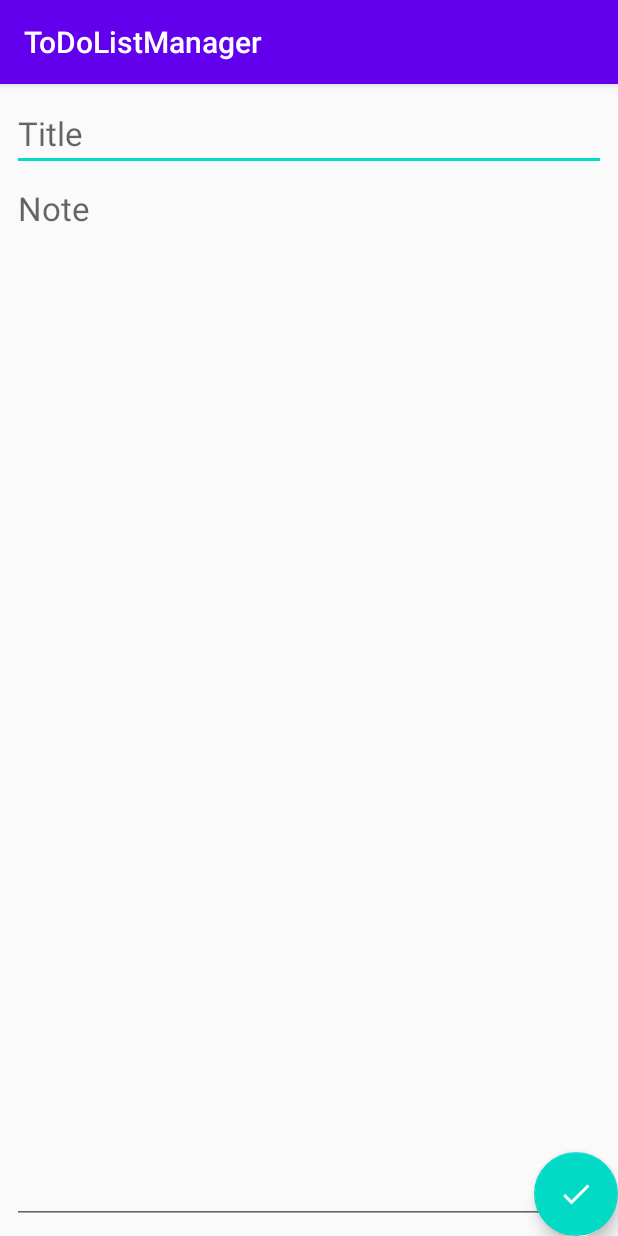
After one commit to im-somax/NoteKeeperApp, an Android app: the fragment AddNoteFragment shown on its own in the app's theme, on a phone screen of 412 x 824 dp. The commit adds this screen. Run offline under Robolectric (Android 15) with nearby library versions, the phone set to English and light mode, and no system bars.

Commit message:
Constructing basic architecture

```diff
--- /dev/null
+++ b/app/src/main/java/com/somax/todolistmanager/screens/AddNoteFragment.kt
@@ -0,0 +1,27 @@
+package com.somax.todolistmanager.screens
+
+import android.os.Bundle
+import android.view.LayoutInflater
+import android.view.View
+import android.view.ViewGroup
+import androidx.fragment.app.Fragment
+
+import com.somax.todolistmanager.R
+import com.somax.todolistmanager.database.NoteDatabase
+
+class AddNoteFragment : Fragment() {
+
+    override fun onCreateView(
+        inflater: LayoutInflater, container: ViewGroup?,
+        savedInstanceState: Bundle?
+    ): View? {
+        // Inflate the layout for this fragment
+        return inflater.inflate(R.layout.fragment_add_note, container, false)
+    }
+
+    override fun onActivityCreated(savedInstanceState: Bundle?) {
+        super.onActivityCreated(savedInstanceState)
+
+//        NoteDatabase(activity!!).getNoteDao()
+    }
+}
--- /dev/null
+++ b/app/src/main/res/drawable/ic_add.xml
@@ -0,0 +1,5 @@
+<vector android:height="24dp" android:tint="#FFFFFF"
+    android:viewportHeight="24.0" android:viewportWidth="24.0"
+    android:width="24dp" xmlns:android="http://schemas.android.com/apk/res/android">
+    <path android:fillColor="#FF000000" android:pathData="M19,13h-6v6h-2v-6H5v-2h6V5h2v6h6v2z"/>
+</vector>
--- /dev/null
+++ b/app/src/main/res/drawable/ic_check.xml
@@ -0,0 +1,5 @@
+<vector android:height="24dp" android:tint="#FFFFFF"
+    android:viewportHeight="24.0" android:viewportWidth="24.0"
+    android:width="24dp" xmlns:android="http://schemas.android.com/apk/res/android">
+    <path android:fillColor="#FF000000" android:pathData="M9,16.17L4.83,12l-1.42,1.41L9,19 21,7l-1.41,-1.41z"/>
+</vector>
--- /dev/null
+++ b/app/src/main/res/layout/fragment_add_note.xml
@@ -0,0 +1,43 @@
+<?xml version="1.0" encoding="utf-8"?>
+<RelativeLayout xmlns:android="http://schemas.android.com/apk/res/android"
+    xmlns:tools="http://schemas.android.com/tools"
+    android:layout_width="match_parent"
+    android:layout_height="match_parent"
+    tools:context=".screens.AddNoteFragment">
+
+    <EditText
+        android:id="@+id/editText"
+        android:textAppearance="@style/TextAppearance.AppCompat.Large"
+        android:layout_marginTop="8dp"
+        android:hint="Title"
+        android:layout_marginLeft="8dp"
+        android:layout_marginRight="8dp"
+        android:layout_width="match_parent"
+        android:layout_height="wrap_content"
+        android:ems="10"
+        android:inputType="text" />
+
+    <EditText
+        android:id="@+id/editText2"
+        android:layout_below="@+id/editText"
+        android:layout_width="match_parent"
+        android:layout_height="match_parent"
+        android:layout_marginBottom="8dp"
+        android:layout_marginLeft="8dp"
+        android:layout_marginRight="8dp"
+        android:ems="10"
+        android:gravity="top"
+        android:hint="Note"
+        android:inputType="textMultiLine"
+        android:textAppearance="@style/TextAppearance.AppCompat.Large" />
+
+    <com.google.android.material.floatingactionbutton.FloatingActionButton
+        android:id="@+id/button_save"
+        android:layout_width="wrap_content"
+        android:layout_height="wrap_content"
+        android:clickable="true"
+        android:layout_alignParentBottom="true"
+        android:layout_alignParentRight="true"
+        android:src="@drawable/ic_check" />
+
+</RelativeLayout>
--- a/app/src/main/res/values/strings.xml
+++ b/app/src/main/res/values/strings.xml
@@ -1,3 +1,6 @@
 <resources>
     <string name="app_name">ToDoListManager</string>
+
+    <!-- TODO: Remove or change this placeholder text -->
+    <string name="hello_blank_fragment">Hello blank fragment</string>
 </resources>
--- a/build.gradle
+++ b/build.gradle
@@ -8,6 +8,9 @@ buildscript {
 
     }
     dependencies {
+
+        def nav_version = "2.3.0-beta01"
+        classpath "androidx.navigation:navigation-safe-args-gradle-plugin:$nav_version"
         classpath 'com.android.tools.build:gradle:3.6.1'
         classpath "org.jetbrains.kotlin:kotlin-gradle-plugin:$kotlin_version"
 
```
Also changed, not shown: app/build.gradle (+12 -0 lines), app/src/main/java/com/somax/todolistmanager/MainActivity.kt (deleted, +0 -12 lines), app/src/main/java/com/somax/todolistmanager/database/Note.kt (added, +14 -0 lines), app/src/main/java/com/somax/todolistmanager/database/NoteDao.kt (added, +18 -0 lines), app/src/main/java/com/somax/todolistmanager/database/NoteDatabase.kt (added, +34 -0 lines), app/src/main/java/com/somax/todolistmanager/screens/HomeFragment.kt (added, +32 -0 lines), app/src/main/java/com/somax/todolistmanager/screens/MainActivity.kt (added, +25 -0 lines), app/src/main/res/layout/activity_main.xml (+11 -9 lines), app/src/main/res/layout/fragment_home.xml (added, +19 -0 lines), app/src/main/res/navigation/navigation.xml (added, +26 -0 lines), 577 other files.
